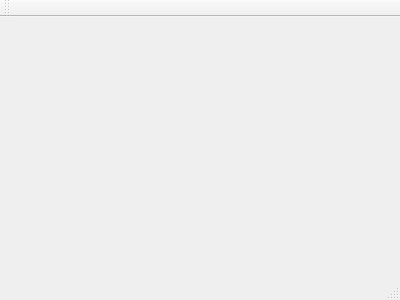
Old version of the form qt/MTempClient/MTempClient.ui in the repository danilom93/WB32.
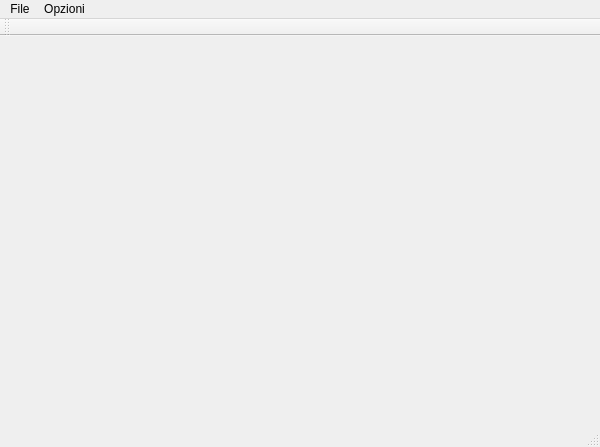
New version of the form.

```diff
--- a/qt/MTempClient/MTempClient.ui
+++ b/qt/MTempClient/MTempClient.ui
@@ -1,24 +1,60 @@
 <ui version="4.0">
  <class>MTempClient</class>
- <widget class="QMainWindow" name="MTempClient" >
-  <property name="geometry" >
+ <widget class="QMainWindow" name="MTempClient">
+  <property name="geometry">
    <rect>
     <x>0</x>
     <y>0</y>
-    <width>400</width>
-    <height>300</height>
+    <width>600</width>
+    <height>447</height>
    </rect>
   </property>
   <property name="windowTitle" >
    <string>MTempClient</string>
   </property>
-  <widget class="QMenuBar" name="menuBar" />
-  <widget class="QToolBar" name="mainToolBar" />
-  <widget class="QWidget" name="centralWidget" />
-  <widget class="QStatusBar" name="statusBar" />
+  <widget class="QWidget" name="centralWidget"/>
+  <widget class="QMenuBar" name="menuBar">
+   <property name="geometry">
+    <rect>
+     <x>0</x>
+     <y>0</y>
+     <width>600</width>
+     <height>21</height>
+    </rect>
+   </property>
+   <widget class="QMenu" name="menuFile">
+    <property name="title">
+     <string>File</string>
+    </property>
+   </widget>
+   <widget class="QMenu" name="menuOpzioni">
+    <property name="title">
+     <string>Opzioni</string>
+    </property>
+    <addaction name="actionConfigura"/>
+   </widget>
+   <addaction name="menuFile"/>
+   <addaction name="menuOpzioni"/>
+  </widget>
+  <widget class="QToolBar" name="mainToolBar">
+   <attribute name="toolBarArea">
+    <enum>TopToolBarArea</enum>
+   </attribute>
+   <attribute name="toolBarBreak">
+    <bool>false</bool>
+   </attribute>
+  </widget>
+  <widget class="QStatusBar" name="statusBar"/>
+  <action name="actionConfigura">
+   <property name="text">
+    <string>Configura Rete</string>
+   </property>
+   <property name="shortcut">
+    <string>Ctrl+H</string>
+   </property>
+  </action>
  </widget>
- <layoutDefault spacing="6" margin="11" />
- <pixmapfunction></pixmapfunction>
+ <layoutdefault spacing="6" margin="11"/>
  <resources/>
  <connections/>
 </ui>
```
Left out of the diff: 3 changed lines with no effect on the pictures.
